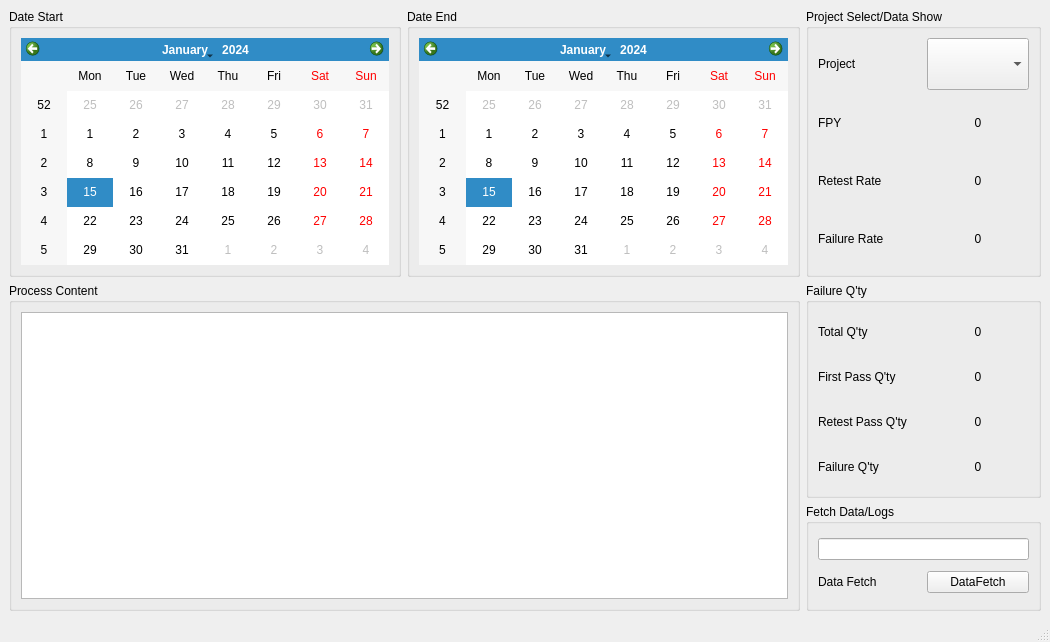
First picture: the form in fpy_monitor.ui, repository Tresordie/lyft_fpy_monitor, before the edit.
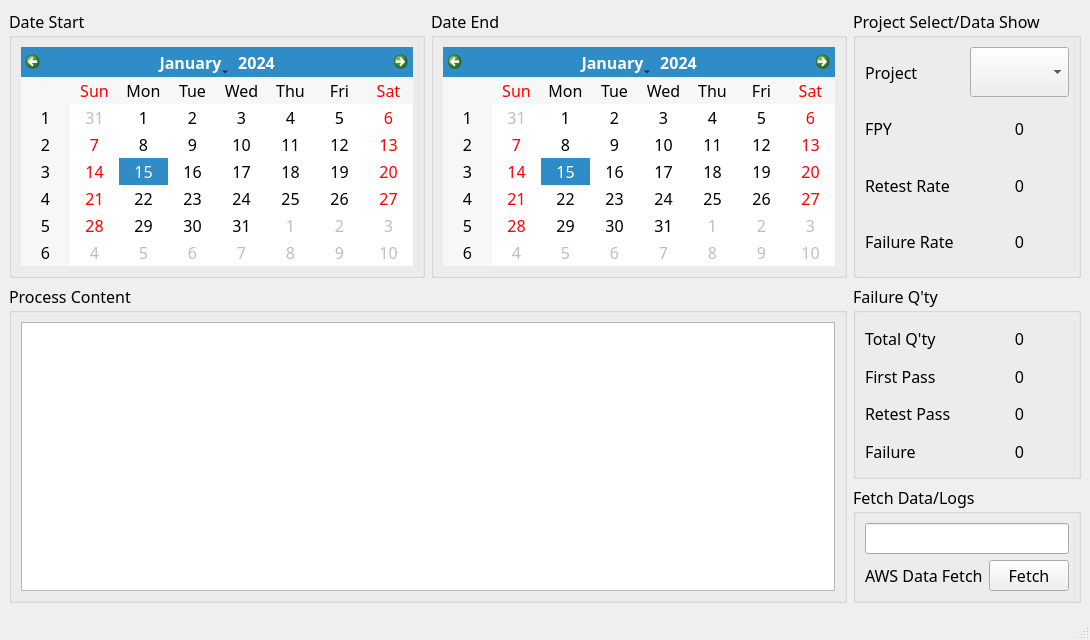
Second picture: the form after the edit.

Commit message: ui fit different dpi

What changed in the file:
```diff
--- a/fpy_monitor.ui
+++ b/fpy_monitor.ui
@@ -7,9 +7,15 @@
     <x>0</x>
     <y>0</y>
     <width>1050</width>
-    <height>642</height>
+    <height>640</height>
    </rect>
   </property>
+  <property name="font">
+   <font>
+    <family>Hack Nerd Font</family>
+    <pointsize>12</pointsize>
+   </font>
+  </property>
   <property name="windowTitle">
    <string>MainWindow</string>
   </property>
@@ -17,30 +23,56 @@
    <layout class="QGridLayout" name="gridLayout_2" rowstretch="5,4,2" columnstretch="5,5,3">
     <item row="0" column="0">
      <widget class="QGroupBox" name="groupBox">
+      <property name="font">
+       <font>
+        <family>Ubuntu Nerd Font</family>
+        <pointsize>12</pointsize>
+       </font>
+      </property>
       <property name="title">
        <string>Date Start</string>
       </property>
       <layout class="QGridLayout" name="gridLayout_6">
        <item row="0" column="0">
-        <widget class="QCalendarWidget" name="calendarWidget"/>
+        <widget class="QCalendarWidget" name="calendarWidget">
+         <property name="locale">
+          <locale language="English" country="UnitedStates"/>
+         </property>
+        </widget>
        </item>
       </layout>
      </widget>
     </item>
     <item row="0" column="1">
      <widget class="QGroupBox" name="groupBox_3">
+      <property name="font">
+       <font>
+        <family>Ubuntu Nerd Font</family>
+        <pointsize>12</pointsize>
+       </font>
+      </property>
       <property name="title">
        <string>Date End</string>
       </property>
       <layout class="QGridLayout" name="gridLayout_7">
        <item row="0" column="0">
-        <widget class="QCalendarWidget" name="calendarWidget_2"/>
+        <widget class="QCalendarWidget" name="calendarWidget_2">
+         <property name="locale">
+          <locale language="English" country="UnitedStates"/>
+         </property>
+        </widget>
        </item>
       </layout>
      </widget>
     </item>
     <item row="0" column="2">
      <widget class="QGroupBox" name="groupBox_2">
+      <property name="font">
+       <font>
+        <family>Ubuntu Nerd Font</family>
+        <pointsize>12</pointsize>
+       </font>
+      </property>
       <property name="title">
        <string>Project Select/Data Show</string>
       </property>
@@ -118,6 +150,12 @@
     </item>
     <item row="1" column="2">
      <widget class="QGroupBox" name="groupBox_6">
+      <property name="font">
+       <font>
+        <family>Ubuntu Nerd Font</family>
+        <pointsize>12</pointsize>
+       </font>
+      </property>
       <property name="title">
        <string>Failure Q'ty</string>
       </property>
@@ -145,7 +183,7 @@
        <item row="1" column="0">
         <widget class="QLabel" name="label_26">
          <property name="text">
-          <string>First Pass Q'ty</string>
+          <string>First Pass</string>
          </property>
         </widget>
        </item>
@@ -162,14 +200,14 @@
        <item row="2" column="0">
         <widget class="QLabel" name="label_33">
          <property name="text">
-          <string>Retest Pass Q'ty</string>
+          <string>Retest Pass</string>
          </property>
         </widget>
        </item>
        <item row="3" column="0">
         <widget class="QLabel" name="label_27">
          <property name="text">
-          <string>Failure Q'ty</string>
+          <string>Failure</string>
          </property>
         </widget>
        </item>
@@ -195,6 +233,12 @@
     </item>
     <item row="2" column="2">
      <widget class="QGroupBox" name="groupBox_7">
+      <property name="font">
+       <font>
+        <family>Ubuntu Nerd Font</family>
+        <pointsize>12</pointsize>
+       </font>
+      </property>
       <property name="title">
        <string>Fetch Data/Logs</string>
       </property>
@@ -202,7 +246,7 @@
        <item row="1" column="0">
         <widget class="QLabel" name="label_34">
          <property name="text">
-          <string>Data Fetch</string>
+          <string>AWS Data Fetch</string>
          </property>
         </widget>
        </item>
@@ -212,7 +256,7 @@
        <item row="1" column="1">
         <widget class="QPushButton" name="pushButton">
          <property name="text">
-          <string>DataFetch</string>
+          <string>Fetch</string>
          </property>
         </widget>
        </item>
@@ -221,12 +265,32 @@
     </item>
     <item row="1" column="0" rowspan="2" colspan="2">
      <widget class="QGroupBox" name="groupBox_4">
+      <property name="font">
+       <font>
+        <family>Ubuntu Nerd Font</family>
+        <pointsize>12</pointsize>
+       </font>
+      </property>
       <property name="title">
        <string>Process Content</string>
       </property>
       <layout class="QVBoxLayout" name="verticalLayout">
        <item>
-        <widget class="QTextBrowser" name="textBrowser"/>
+        <widget class="QTextBrowser" name="textBrowser">
+         <property name="font">
+          <font>
+           <family>微软雅黑</family>
+           <pointsize>12</pointsize>
+          </font>
+         </property>
+         <property name="html">
+          <string>&lt;!DOCTYPE HTML PUBLIC &quot;-//W3C//DTD HTML 4.0//EN&quot; &quot;http://www.w3.org/TR/REC-html40/strict.dtd&quot;&gt;
+&lt;html&gt;&lt;head&gt;&lt;meta name=&quot;qrichtext&quot; content=&quot;1&quot; /&gt;&lt;style type=&quot;text/css&quot;&gt;
+p, li { white-space: pre-wrap; }
+&lt;/style&gt;&lt;/head&gt;&lt;body style=&quot; font-family:'微软雅黑','Ubuntu Nerd Font','Hack Nerd Font'; font-size:12pt; font-weight:400; font-style:normal;&quot;&gt;
+&lt;p style=&quot;-qt-paragraph-type:empty; margin-top:0px; margin-bottom:0px; margin-left:0px; margin-right:0px; -qt-block-indent:0; text-indent:0px; font-family:'Ubuntu Nerd Font','Ubuntu Nerd Font','Hack Nerd Font';&quot;&gt;&lt;br /&gt;&lt;/p&gt;&lt;/body&gt;&lt;/html&gt;</string>
+         </property>
+        </widget>
        </item>
       </layout>
      </widget>
@@ -239,7 +303,7 @@
      <x>0</x>
      <y>0</y>
      <width>1050</width>
-     <height>21</height>
+     <height>25</height>
     </rect>
    </property>
   </widget>
```
The commit also changes 4 other files.
